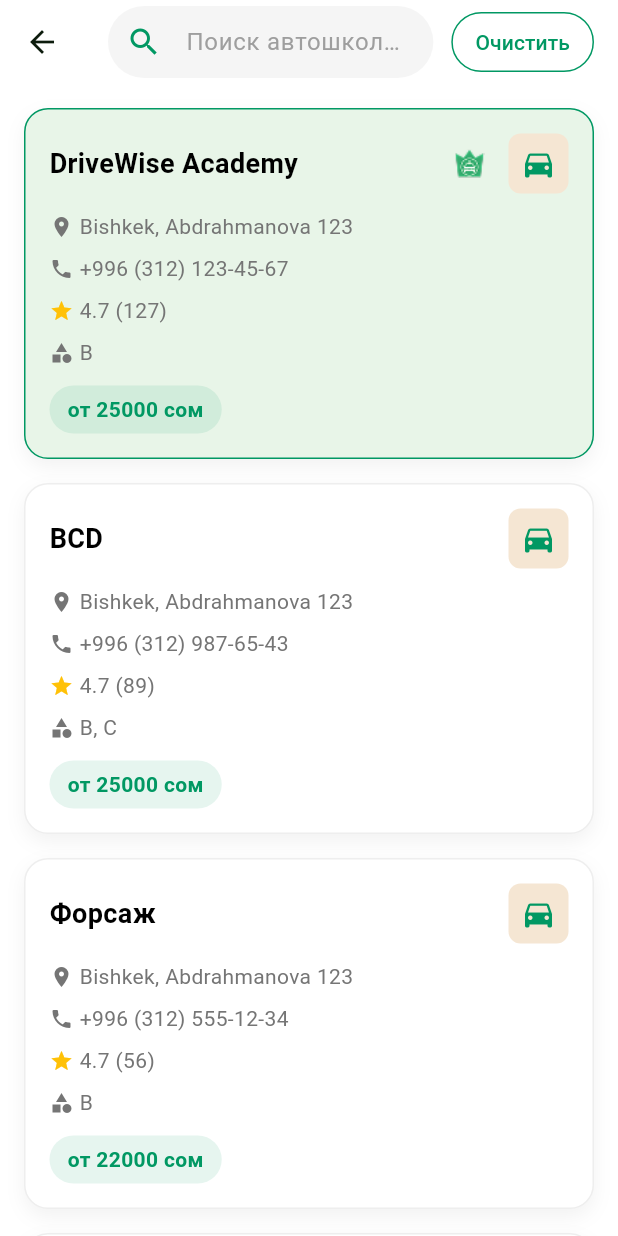
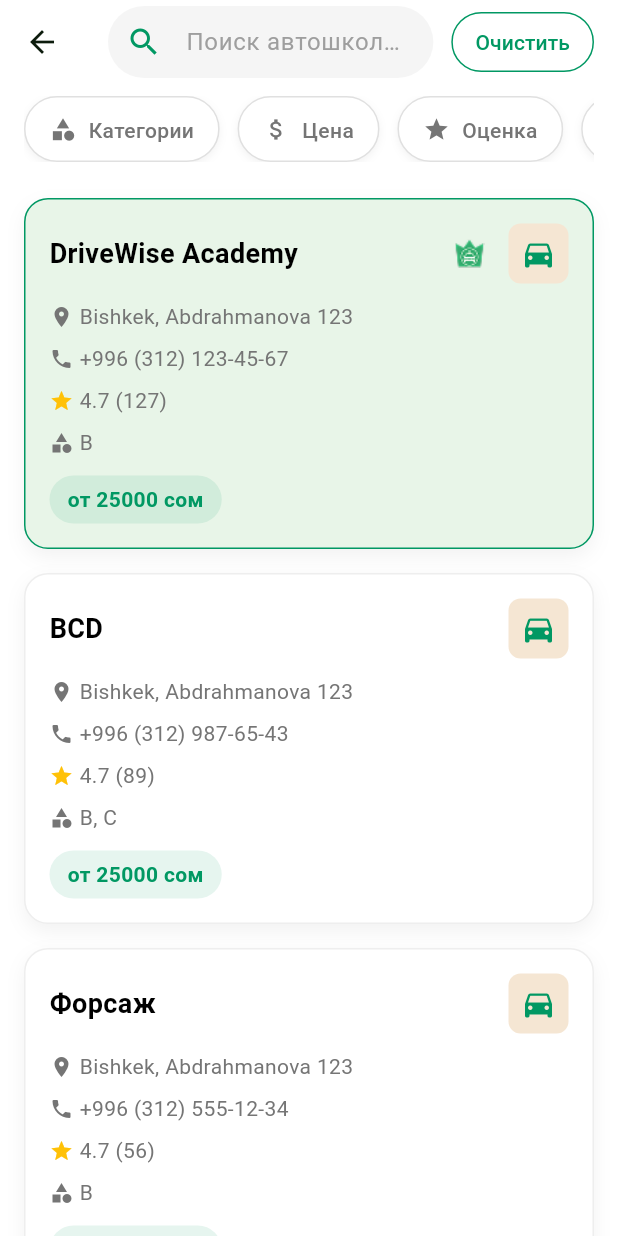
Before and after one commit to Aman0061/auto-School-game, a Flutter app: the DrivingSchoolsScreen screen opened directly, on a phone screen of 412 x 824 dp. Run offline on Flutter 3.47's test engine with Material 3 defaults, Android fonts, the phone set to English and light mode, and no system bars; our stand-ins replace cached_network_image, flutter_secure_storage, flutter_svg, geocoding, geolocator, share_plus and 1 more; accounts and stored records are empty; network calls fail; project files that could hold a hidden picture were left out.

Commit message:
Добавлены кнопки фильтров под поиском: Категории, Цена, Оценка, Расстояние, Города

```diff
--- a/lib/screens/driving_schools_screen.dart
+++ b/lib/screens/driving_schools_screen.dart
@@ -138,7 +138,31 @@ class _DrivingSchoolsScreenState extends State<DrivingSchoolsScreen> {
           ],
         ),
       ),
-      body: Consumer<DrivingSchoolProvider>(
+      body: Column(
+        children: [
+          // Кнопки фильтров
+          Container(
+            height: 60,
+            padding: const EdgeInsets.symmetric(horizontal: 16, vertical: 8),
+            child: ListView(
+              scrollDirection: Axis.horizontal,
+              children: [
+                _buildFilterButton('Категории', Icons.category, false),
+                const SizedBox(width: 12),
+                _buildFilterButton('Цена', Icons.attach_money, false),
+                const SizedBox(width: 12),
+                _buildFilterButton('Оценка', Icons.star, false),
+                const SizedBox(width: 12),
+                _buildFilterButton('Расстояние', Icons.location_on, false),
+                const SizedBox(width: 12),
+                _buildFilterButton('Города', Icons.location_city, false),
+              ],
+            ),
+          ),
+
+          // Список автошкол
+          Expanded(
+            child: Consumer<DrivingSchoolProvider>(
               builder: (context, provider, child) {
                 if (provider.isLoading) {
                   return const Center(
@@ -173,6 +197,9 @@ class _DrivingSchoolsScreenState extends State<DrivingSchoolsScreen> {
                   ),
                 );
               },
+            ),
+          ),
+        ],
       ),
     );
   }
@@ -525,4 +552,44 @@ class _DrivingSchoolsScreenState extends State<DrivingSchoolsScreen> {
       ),
     );
   }
+
+  Widget _buildFilterButton(String text, IconData icon, bool isActive) {
+    return Container(
+      padding: const EdgeInsets.symmetric(horizontal: 16, vertical: 12),
+      decoration: BoxDecoration(
+        color: isActive ? const Color(0xFF019863) : Colors.white,
+        borderRadius: BorderRadius.circular(25),
+        border: Border.all(
+          color: isActive ? const Color(0xFF019863) : Colors.grey.shade300,
+          width: 1,
+        ),
+        boxShadow: [
+          BoxShadow(
+            color: Colors.black.withOpacity(0.05),
+            blurRadius: 4,
+            offset: const Offset(0, 2),
+          ),
+        ],
+      ),
+      child: Row(
+        mainAxisSize: MainAxisSize.min,
+        children: [
+          Icon(
+            icon,
+            size: 18,
+            color: isActive ? Colors.white : Colors.grey.shade600,
+          ),
+          const SizedBox(width: 8),
+          Text(
+            text,
+            style: TextStyle(
+              fontSize: 14,
+              fontWeight: FontWeight.w500,
+              color: isActive ? Colors.white : Colors.grey.shade600,
+            ),
+          ),
+        ],
+      ),
+    );
   }
+}
```
Lines whose indentation alone changed are shown as unchanged.
